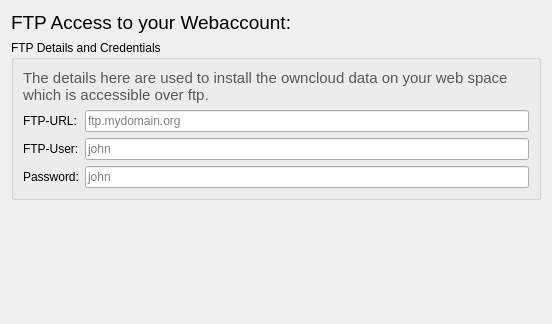
Old version of the form src/mirall/owncloudftpaccesspage.ui in the repository nextcloud/desktop.
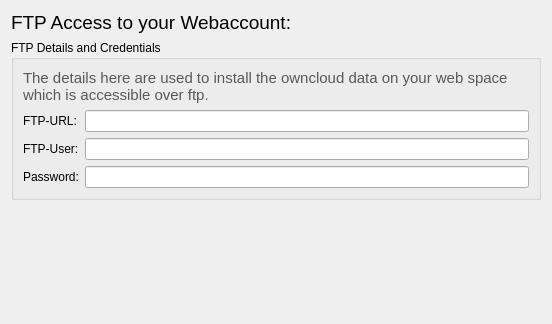
New version of the form.

Patch:
```diff
--- a/src/mirall/owncloudftpaccesspage.ui
+++ b/src/mirall/owncloudftpaccesspage.ui
@@ -6,7 +6,7 @@
    <rect>
     <x>0</x>
     <y>0</y>
-    <width>541</width>
+    <width>548</width>
     <height>324</height>
    </rect>
   </property>
@@ -85,9 +85,6 @@
           <property name="text">
            <string/>
           </property>
-          <property name="placeholderText">
-           <string>ftp.mydomain.org</string>
-          </property>
          </widget>
         </item>
         <item row="1" column="0">
@@ -102,9 +99,6 @@
           <property name="text">
            <string/>
           </property>
-          <property name="placeholderText">
-           <string>john</string>
-          </property>
          </widget>
         </item>
         <item row="2" column="0">
@@ -122,9 +116,6 @@
           <property name="echoMode">
            <enum>QLineEdit::Password</enum>
           </property>
-          <property name="placeholderText">
-           <string>john</string>
-          </property>
          </widget>
         </item>
        </layout>
```
